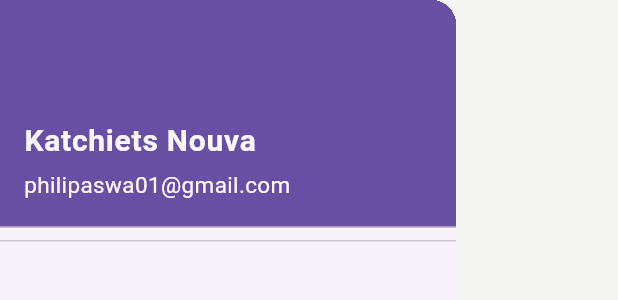
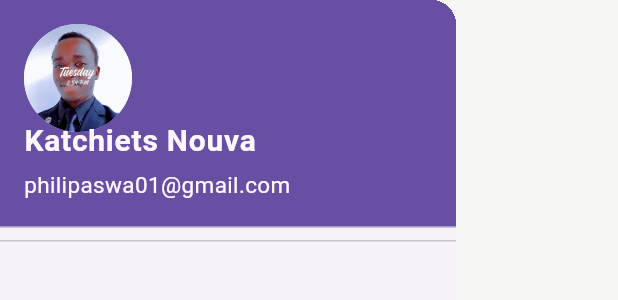
Before and after one commit to Katchietsnouva/family_health_app, a Flutter app: the DrawerWidget widget shown alone on an empty page, opened directly, on a phone screen of 412 x 824 dp. Shown: the top 300 px of the screen. Run offline on Flutter 3.47's test engine with Material 3 defaults, Android fonts, the phone set to English and light mode, and no system bars; our stand-ins replace flutter_rating_bar.

Commit message:
commit 0.61

```diff
--- a/lib/Widgets/DrawerWidget.dart
+++ b/lib/Widgets/DrawerWidget.dart
@@ -23,6 +23,9 @@ class DrawerWidget extends StatelessWidget {
                 fontSize: 15,
               ),
               ),
+              currentAccountPicture: CircleAvatar(
+                backgroundImage: AssetImage("images/profileImages/avatar_1.png"),
+              ),
             ),
           ),
         ]
--- a/pubspec.yaml
+++ b/pubspec.yaml
@@ -71,6 +71,7 @@ flutter:
     - images/newest/logo_1.png
     - images/newest/logo_2.png
     - images/newest/logo_3.png
+    - images/profileImages/avatar_1.png
 
   # An image asset can refer to one or more resolution-specific "variants", see
   # https://flutter.dev/assets-and-images/#resolution-aware
```
Also changed, not shown: images/profileImages/avatar_1.png (added).
